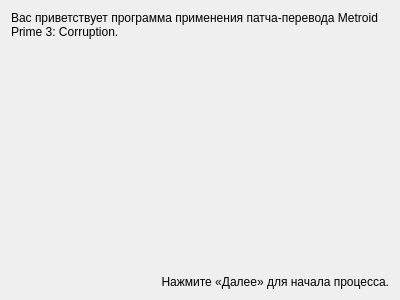
Above: game-specific/Metroid Prime 3/Patcher/wizard/ui/IntroPage.ui from mbystryantsev/consolgames-tools before the change. Below: the same form after it.
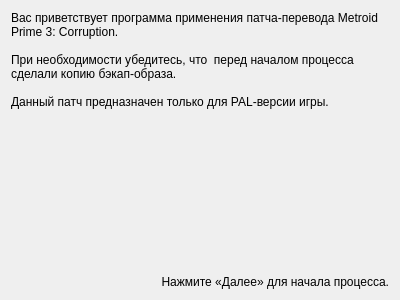
That is the form after the change.

What changed in the file:
```diff
--- a/game-specific/Metroid Prime 3/Patcher/wizard/ui/IntroPage.ui
+++ b/game-specific/Metroid Prime 3/Patcher/wizard/ui/IntroPage.ui
@@ -20,7 +20,11 @@
    <item>
     <widget class="QLabel" name="introLabel">
      <property name="text">
-      <string>Вас приветствует программа применения патча-перевода Metroid Prime 3: Corruption.</string>
+      <string>Вас приветствует программа применения патча-перевода Metroid Prime 3: Corruption.
+
+При необходимости убедитесь, что  перед началом процесса сделали копию бэкап-образа.
+
+Данный патч предназначен только для PAL-версии игры.</string>
      </property>
      <property name="wordWrap">
       <bool>true</bool>
```
